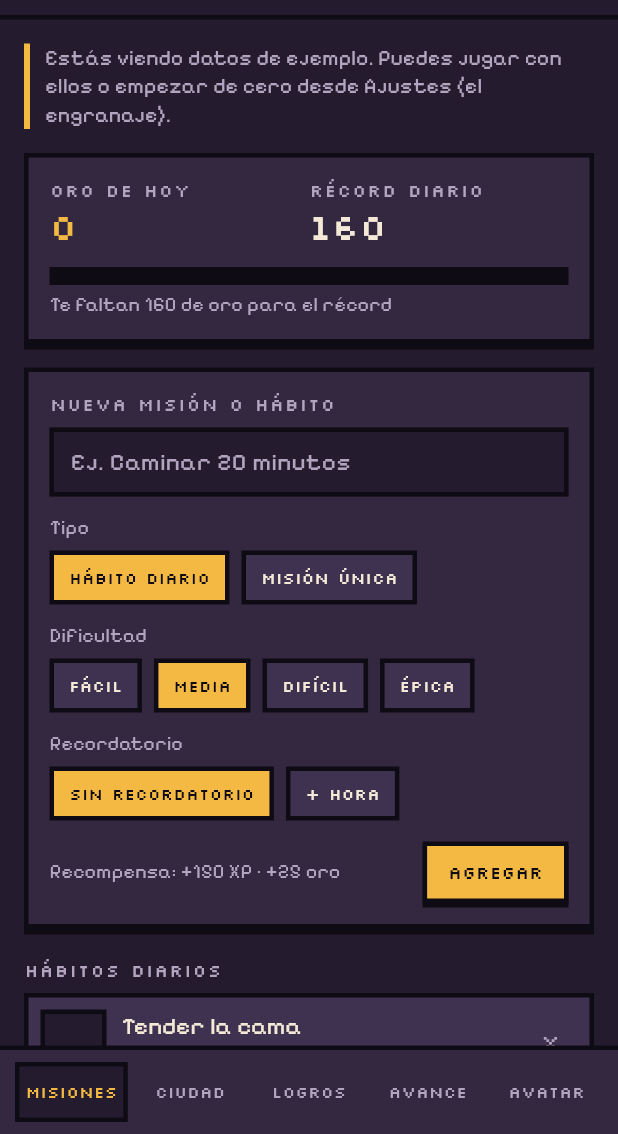
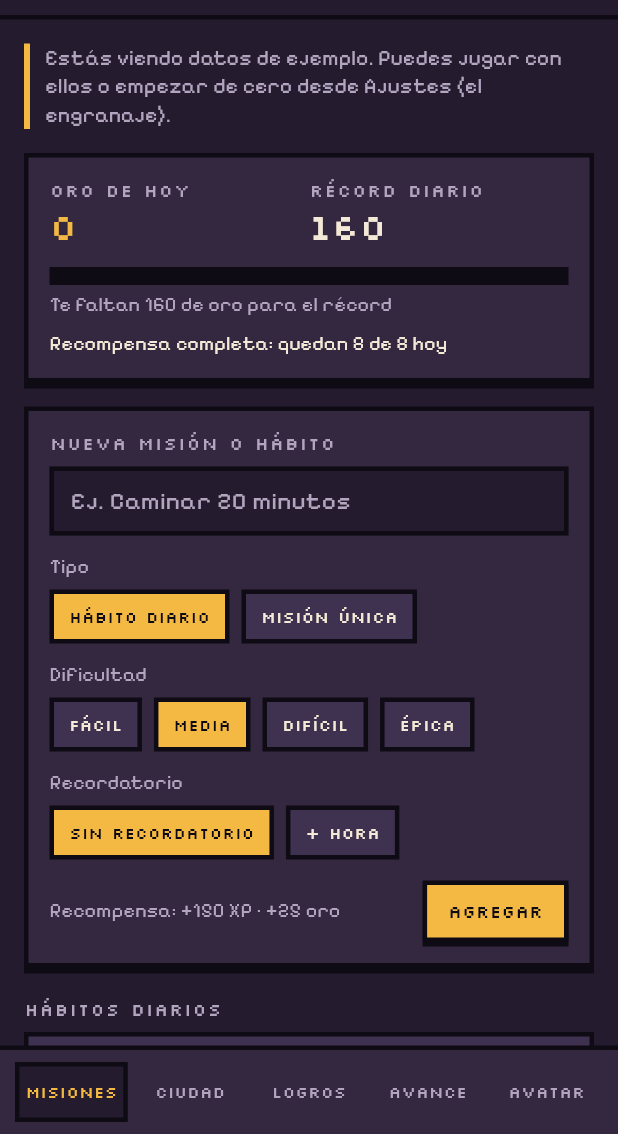
Before and after one commit to AngelGonx/ciudad-constancia, a Flutter app: the screen it shows after launch, after a tap on "Español", on a phone screen of 412 x 824 dp, the part 102-1236 px from its top. Run offline on Flutter 3.47's test engine with Material 3 defaults, Android fonts, the phone set to English and light mode, and no system bars; our stand-ins replace flutter_local_notifications, in_app_purchase, shared_preferences, timezone.

Commit message:
Balance de recompensas: racha, inflación, rendimiento decreciente y tinta fresca
- Hábitos: +5% de oro por día de racha, hasta +50%
- Inflación: cada copia del mismo edificio cuesta 15% más; al demoler se recupera la mitad de la última
- 8 tareas al día pagan completo, de la 9 a la 14 la mitad y después el 10% (XP y oro)
- Solo 1 épica y 3 difíciles al día pagan como tales
- Una tarea recién creada se puede completar a los 10 minutos
- Contador de recompensas en Misiones y reglas explicadas en Avance

Co-Authored-By: Claude Opus 5.5 <noreply@anthropic.com>
Claude-Session: https://claude.ai/code/session_01CAwFMvii4ZsEWtjxD86WRu

```diff
--- a/lib/game/game_state.dart
+++ b/lib/game/game_state.dart
@@ -27,6 +27,12 @@ class Task {
   int earnedGold;
   int earnedPeople;
 
+  /// Cómo contó la última vez que se completó (para regresarlo al desmarcar).
+  String? countedAs;
+
+  /// Cuándo se creó (ms). Las tareas recién creadas esperan unos minutos ("tinta fresca").
+  int? createdAt;
+
   /// Hábitos: minutos desde medianoche para el recordatorio diario, o null.
   int? reminder;
 
@@ -51,7 +57,17 @@ class Task {
     this.earnedPeople = 0,
     this.reminder,
     this.due,
+    this.countedAs,
+    this.createdAt,
   });
+
+  /// Minutos que faltan para poder completarla, o 0.
+  int get freshInkLeft {
+    final c = createdAt;
+    if (c == null) return 0;
+    final left = freshInkMinutes * 60000 - (DateTime.now().millisecondsSinceEpoch - c);
+    return left <= 0 ? 0 : (left / 60000).ceil();
+  }
 
   bool get isHabit => kind == 'habito';
   bool get doneToday => isHabit ? last == today() : done == today();
@@ -63,6 +79,7 @@ class Task {
         'id': id, 'title': title, 'kind': kind, 'diff': diff, 'streak': streak,
         'last': last, 'done': done, 'prevLast': prevLast, 'prevStreak': prevStreak,
         'earnedXp': earnedXp, 'earnedGold': earnedGold, 'earnedPeople': earnedPeople, 'reminder': reminder, 'due': due,
+        'countedAs': countedAs, 'createdAt': createdAt,
       };
 
   factory Task.fromJson(Map<String, dynamic> j) => Task(
@@ -80,6 +97,8 @@ class Task {
         earnedPeople: (j['earnedPeople'] as num?)?.toInt() ?? 0,
         reminder: (j['reminder'] as num?)?.toInt(),
         due: (j['due'] as num?)?.toInt(),
+        countedAs: j['countedAs'] as String?,
+        createdAt: (j['createdAt'] as num?)?.toInt(),
       );
 }
 
@@ -130,12 +149,18 @@ class DayStat {
   int xp;
   int gold;
   int happy; // felicidad más alta de la ciudad ese día
-  DayStat({this.xp = 0, this.gold = 0, this.happy = 0});
-  Map<String, dynamic> toJson() => {'xp': xp, 'gold': gold, 'happy': happy};
+  int done; // tareas completadas ese día
+  int epic; // épicas que pagaron como épicas
+  int hard; // difíciles que pagaron como difíciles
+  DayStat({this.xp = 0, this.gold = 0, this.happy = 0, this.done = 0, this.epic = 0, this.hard = 0});
+  Map<String, dynamic> toJson() => {'xp': xp, 'gold': gold, 'happy': happy, 'done': done, 'epic': epic, 'hard': hard};
   factory DayStat.fromJson(Map<String, dynamic> j) => DayStat(
         xp: (j['xp'] as num?)?.toInt() ?? 0,
         gold: (j['gold'] as num?)?.toInt() ?? 0,
         happy: (j['happy'] as num?)?.toInt() ?? 0,
+        done: (j['done'] as num?)?.toInt() ?? 0,
+        epic: (j['epic'] as num?)?.toInt() ?? 0,
+        hard: (j['hard'] as num?)?.toInt() ?? 0,
       );
 }
 
@@ -180,7 +205,10 @@ class CompleteResult {
   final int levelFrom;
   final int levelTo;
   final bool newRecord;
-  const CompleteResult(this.xp, this.gold, this.arrived, this.levelFrom, this.levelTo, this.newRecord);
+  final int streakBonusPct; // bonus de racha aplicado al oro
+  final bool reduced; // pagó menos por rendimiento decreciente o límite de dificultad
+  const CompleteResult(this.xp, this.gold, this.arrived, this.levelFrom, this.levelTo, this.newRecord,
+      {this.streakBonusPct = 0, this.reduced = false});
 }
 
 class GameState extends ChangeNotifier {
@@ -482,7 +510,7 @@ class GameState extends ChangeNotifier {
 
   bool place(BuildingType type, int color, int x, int y) {
     if (blockReason(type) != null || !canPlace(x, y)) return false;
-    gold -= type.cost;
+    gold -= costOf(type);
     buildings.add(Placed(id: _newBuildingId(), type: type.id, x: x, y: y, color: color));
     _commit();
     return true;
@@ -501,7 +529,7 @@ class GameState extends ChangeNotifier {
   int demolish(int id) {
     final b = placedById(id);
     if (b == null || !b.kind.demolishable) return -1;
-    final refund = (b.kind.cost * demolishRefund).round();
+    final refund = refundOf(b.kind);
     buildings.remove(b);
     gold += refund;
     population = max(1, min(population, city().housing));
@@ -560,6 +588,7 @@ class GameState extends ChangeNotifier {
         diff: diff,
         reminder: isHabit ? reminder : null,
         due: isHabit ? null : due?.millisecondsSinceEpoch,
+        createdAt: DateTime.now().millisecondsSinceEpoch,
       ),
     );
     _commit();
@@ -570,12 +599,41 @@ class GameState extends ChangeNotifier {
     _commit();
   }
 
+  /// Tareas que todavía pagan completo hoy.
+  int get fullRewardsLeft => max(0, fullRewardsPerDay - (history[today()]?.done ?? 0));
+
+  /// Bonus de oro (en %) que daría completar hoy este hábito.
+  int nextStreakBonusPct(Task t) {
+    if (!t.isHabit) return 0;
+    final next = t.doneToday ? t.streak : (t.last == dayOffset(-1) ? t.streak + 1 : 1);
+    return (streakBonus(next) * 100).round();
+  }
+
   CompleteResult complete(Task t) {
-    final d = difficulties[t.diff]!;
     final c = city();
     final prevRecord = goldRecord;
     final before = level;
-    final earned = (d.gold * (1 + c.bonus)).round();
+    final h = todayStat;
+
+    // Límite de dificultad: después de cierto número al día, paga como media.
+    var counted = t.diff;
+    if (counted == 'epica') {
+      if (h.epic < epicPerDay) {
+        h.epic++;
+      } else {
+        counted = 'media';
+      }
+    } else if (counted == 'dificil') {
+      if (h.hard < hardPerDay) {
+        h.hard++;
+      } else {
+        counted = 'media';
+      }
+    }
+    t.countedAs = counted;
+    final d = difficulties[counted]!;
+    final factor = rewardFactor(h.done);
+    h.done++;
 
     if (t.isHabit) {
       t.prevLast = t.last;
@@ -587,6 +645,10 @@ class GameState extends ChangeNotifier {
       t.done = today();
     }
 
+    final streakB = t.isHabit ? streakBonus(t.streak) : 0.0;
+    final gainedXp = max(1, (d.xp * factor).round());
+    final earned = max(1, (d.gold * factor * (1 + c.bonus + streakB)).round());
+
     var arrived = 0;
     if (population < c.housing && c.acceptsNewcomers) {
       final wanted = (t.diff == 'dificil' || t.diff == 'epica') ? 2 : 1;
@@ -594,18 +656,18 @@ class GameState extends ChangeNotifier {
       population += arrived;
     }
 
-    t.earnedXp = d.xp;
+    t.earnedXp = gainedXp;
     t.earnedGold = earned;
     t.earnedPeople = arrived;
-    xp += d.xp;
+    xp += gainedXp;
     gold += earned;
     totalDone++;
-    final h = todayStat;
-    h.xp += d.xp;
+    h.xp += gainedXp;
     h.gold += earned;
 
     _commit();
-    return CompleteResult(d.xp, earned, arrived, before, level, h.gold > prevRecord && prevRecord > 0);
+    return CompleteResult(gainedXp, earned, arrived, before, level, h.gold > prevRecord && prevRecord > 0,
+        streakBonusPct: (streakB * 100).round(), reduced: factor < 1 || counted != t.diff);
   }
 
   /// Desmarca una tarea completada hoy y regresa sus recompensas.
@@ -623,6 +685,10 @@ class GameState extends ChangeNotifier {
     final h = todayStat;
     h.xp = max(0, h.xp - t.earnedXp);
     h.gold = max(0, h.gold - t.earnedGold);
+    h.done = max(0, h.done - 1);
+    if (t.countedAs == 'epica') h.epic = max(0, h.epic - 1);
+    if (t.countedAs == 'dificil') h.hard = max(0, h.hard - 1);
+    t.countedAs = null;
     t.earnedXp = 0;
     t.earnedGold = 0;
     t.earnedPeople = 0;
@@ -638,9 +704,17 @@ class GameState extends ChangeNotifier {
       if (c.happiness < palaceHappiness) return L.f('c.reasonHappy', {'n': palaceHappiness});
       if (population < palacePopulation) return L.f('c.reasonPop', {'n': palacePopulation});
     }
-    if (gold < b.cost) return L.t('c.reasonGold');
+    if (gold < costOf(b)) return L.t('c.reasonGold');
     return null;
   }
+
+  int _countOf(String typeId) => buildings.where((p) => p.type == typeId).length;
+
+  /// Precio actual con inflación: sube 15% por cada copia ya construida.
+  int costOf(BuildingType b) => inflatedCost(b.cost, _countOf(b.id));
+
+  /// Al demoler se recupera la mitad de lo que costó la última copia.
+  int refundOf(BuildingType b) => (inflatedCost(b.cost, max(0, _countOf(b.id) - 1)) * demolishRefund).round();
 
   /// Elige idioma. En el primer inicio, los datos de ejemplo se rehacen en ese idioma.
   void setLanguage(String lang) {
--- a/lib/game/rules.dart
+++ b/lib/game/rules.dart
@@ -1,4 +1,6 @@
 // Reglas del juego: dificultades, niveles y catálogo de edificios.
+
+import 'dart:math';
 
 import '../i18n/strings.dart';
 
@@ -202,3 +204,27 @@ const List<MapExpansion> mapExpansions = [
 
 /// Lo que se devuelve al demoler.
 const double demolishRefund = 0.5;
+
+// ---------- Balance de recompensas ----------
+
+/// Tareas por día que pagan completo; después pagan la mitad y luego el 10%.
+const int fullRewardsPerDay = 8;
+const int halfRewardsPerDay = 14;
+
+/// Cuántas épicas y difíciles al día pagan como tales; las demás pagan como media.
+const int epicPerDay = 1;
+const int hardPerDay = 3;
+
+/// Minutos que debe esperar una tarea recién creada para poder completarse.
+const int freshInkMinutes = 10;
+
+/// Bonus de oro por racha: +5% por día de racha, hasta +50%.
+double streakBonus(int streak) => min(0.5, max(0, streak - 1) * 0.05);
+
+/// Factor de recompensa según cuántas tareas ya se completaron hoy.
+double rewardFactor(int doneToday) =>
+    doneToday < fullRewardsPerDay ? 1.0 : (doneToday < halfRewardsPerDay ? 0.5 : 0.1);
+
+/// Inflación: cada copia del mismo edificio cuesta 15% más que la anterior.
+const double inflationRate = 1.15;
+int inflatedCost(int base, int alreadyBuilt) => (base * pow(inflationRate, alreadyBuilt)).round();
--- a/lib/i18n/strings.dart
+++ b/lib/i18n/strings.dart
@@ -376,6 +376,15 @@ const Map<String, String> _es = {
   'cat.28': 'Celebrar lo pequeño también cuenta. ¡Bien hecho, {name}!',
   'cat.29': 'Respira. Elige una misión. Dale. Repite.',
   'cat.30': 'Pancracio Studios me contrató para animarte. Y lo hago gratis.',
+  'm.freshInk': 'Tinta fresca: podrás completarla en {n} min',
+  'm.streakBonus': ' · racha +{n}%',
+  'm.streakChip': '+{n}% oro',
+  'm.reduced': ' · recompensa reducida',
+  'm.fullLeft': 'Recompensa completa: quedan {n} de {max} hoy',
+  'm.fullNone': 'Ya usaste tus recompensas completas de hoy. Las siguientes pagan menos.',
+  'c.inflation': '(inflación)',
+  'p.balance': 'Recompensas',
+  'p.balanceText': 'Las primeras 8 tareas del día pagan completo, de la 9 a la 14 pagan la mitad y después el 10%. Solo 1 épica y 3 difíciles al día pagan como tales; las demás pagan como media. Una tarea recién creada se puede completar a los 10 minutos. Los hábitos ganan +5% de oro por cada día de racha, hasta +50%. Cada copia de un mismo edificio cuesta 15% más.',
   's.reminders': 'Recordatorios',
   's.remindersText': 'Un aviso diario con tus pendientes y los recordatorios que pongas a cada misión.',
   's.dailyAt': 'Aviso diario a las {t}',
@@ -739,6 +748,15 @@ const Map<String, String> _en = {
   'cat.28': 'Celebrating small wins counts too. Nice job, {name}!',
   'cat.29': 'Breathe. Pick a quest. Do it. Repeat.',
   'cat.30': 'Pancracio Studios hired me to cheer you on. I\'d do it for free.',
+  'm.freshInk': 'Fresh ink: you can complete it in {n} min',
+  'm.streakBonus': ' · streak +{n}%',
+  'm.streakChip': '+{n}% gold',
+  'm.reduced': ' · reduced reward',
+  'm.fullLeft': 'Full reward: {n} of {max} left today',
+  'm.fullNone': 'You used today\'s full rewards. The next ones pay less.',
+  'c.inflation': '(inflation)',
+  'p.balance': 'Rewards',
+  'p.balanceText': 'Your first 8 tasks each day pay in full, tasks 9 to 14 pay half and after that 10%. Only 1 epic and 3 hard tasks per day pay as such; the rest pay as medium. A newly created task can be completed after 10 minutes. Habits earn +5% gold for each day of streak, up to +50%. Each copy of the same building costs 15% more.',
   's.reminders': 'Reminders',
   's.remindersText': 'A daily alert with your to-dos, plus any reminders you set on each quest.',
   's.dailyAt': 'Daily alert at {t}',
--- a/lib/screens/missions_screen.dart
+++ b/lib/screens/missions_screen.dart
@@ -79,6 +79,11 @@ class _MissionsScreenState extends State<MissionsScreen> {
       g.undo(t);
       return;
     }
+    final wait = t.freshInkLeft;
+    if (wait > 0) {
+      showToast(context, L.f('m.freshInk', {'n': wait}));
+      return;
+    }
     final r = g.complete(t);
     if (r.levelTo > r.levelFrom) {
       final unlocked = catalog.where((b) => b.level > r.levelFrom && b.level <= r.levelTo).map((b) => b.name);
@@ -90,6 +95,8 @@ class _MissionsScreenState extends State<MissionsScreen> {
       return;
     }
     var msg = L.f('m.gain', {'xp': r.xp, 'gold': r.gold});
+    if (r.streakBonusPct > 0) msg += L.f('m.streakBonus', {'n': r.streakBonusPct});
+    if (r.reduced) msg += L.t('m.reduced');
     if (r.newRecord) {
       msg += L.t('m.newRecord');
     } else if (r.arrived > 0) {
@@ -109,6 +116,7 @@ class _MissionsScreenState extends State<MissionsScreen> {
 
     Widget row(Task t) => _TaskRow(
           task: t,
+          streakBonusPct: g.nextStreakBonusPct(t),
           onToggle: () => _toggle(t),
           onDelete: () => g.deleteTask(t),
           onReminder: () => _editAlert(t),
@@ -145,6 +153,13 @@ class _MissionsScreenState extends State<MissionsScreen> {
                       ? L.t('m.bestDay')
                       : L.f('m.toRecord', {'n': fmt((record - goldToday).clamp(0, record).toInt())}),
                   style: T.body(13, C.dim),
+                ),
+                const SizedBox(height: 8),
+                Text(
+                  g.fullRewardsLeft > 0
+                      ? L.f('m.fullLeft', {'n': g.fullRewardsLeft, 'max': fullRewardsPerDay})
+                      : L.t('m.fullNone'),
+                  style: T.body(13, g.fullRewardsLeft > 0 ? C.fg : C.bad),
                 ),
               ],
             ),
@@ -309,7 +324,14 @@ class _TaskRow extends StatelessWidget {
   final VoidCallback onToggle;
   final VoidCallback onDelete;
   final VoidCallback onReminder;
-  const _TaskRow({required this.task, required this.onToggle, required this.onDelete, required this.onReminder});
+  final int streakBonusPct;
+  const _TaskRow({
+    required this.task,
+    required this.onToggle,
+    required this.onDelete,
+    required this.onReminder,
+    this.streakBonusPct = 0,
+  });
 
   @override
   Widget build(BuildContext context) {
@@ -354,6 +376,7 @@ class _TaskRow extends StatelessWidget {
                   PixelChip(d.name, color: C.forDifficulty(d.id)),
                   Text(L.f('m.gain', {'xp': d.xp, 'gold': d.gold}), style: T.body(12, C.dim)),
                   if (streak > 0) PixelChip(L.f('m.streak', {'n': streak}), color: C.bad, textColor: C.fg),
+                  if (streakBonusPct > 0) PixelChip(L.f('m.streakChip', {'n': streakBonusPct}), color: C.gold),
                   _AlertChip(task: task, onTap: onReminder),
                 ]),
               ]),
--- a/lib/screens/progress_screen.dart
+++ b/lib/screens/progress_screen.dart
@@ -69,6 +69,10 @@ class ProgressScreen extends StatelessWidget {
             SectionTitle(L.t('p.rules')),
             const SizedBox(height: 6),
             Text(L.t('p.rulesText'), style: T.body(14, C.dim)),
+            const SizedBox(height: 14),
+            SectionTitle(L.t('p.balance')),
+            const SizedBox(height: 6),
+            Text(L.t('p.balanceText'), style: T.body(14, C.dim)),
           ]),
         ),
       ],
```
Also changed, not shown: lib/screens/city_screen.dart (+6 -2 lines), 1 other file.
